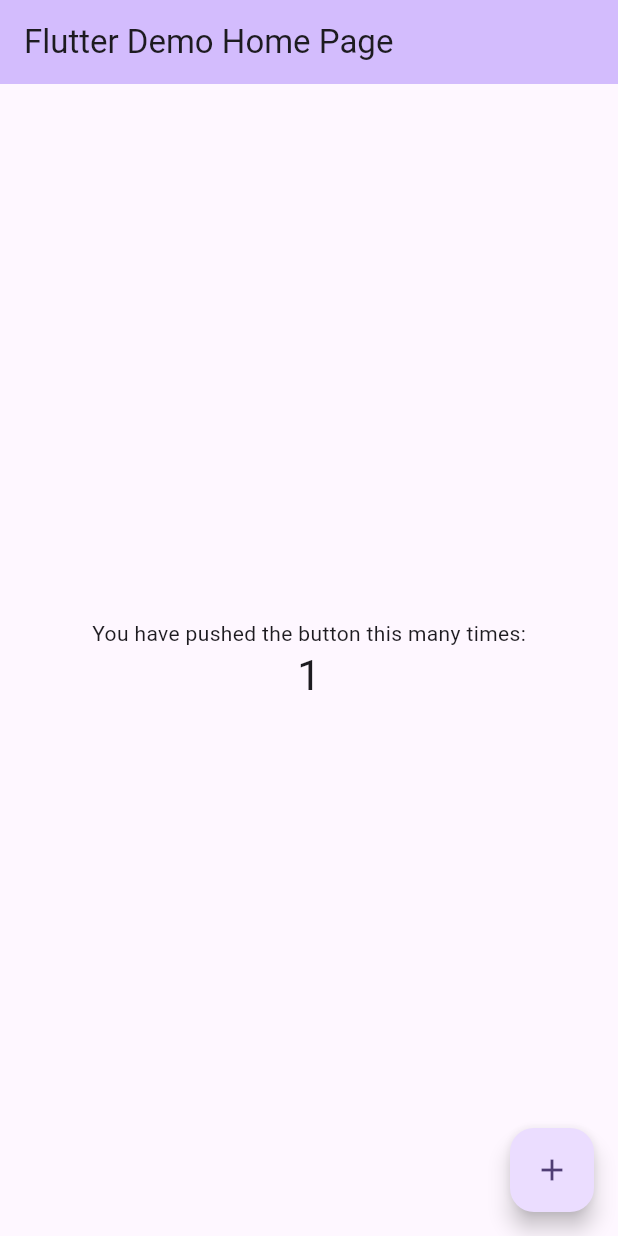
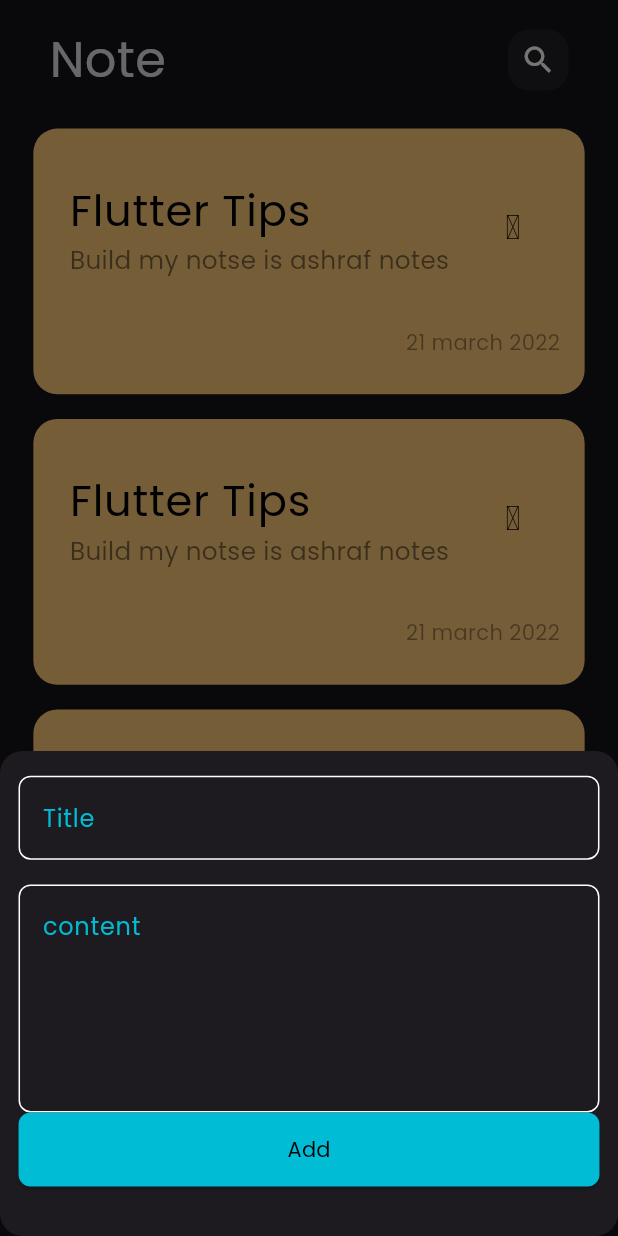
Before and after one commit to ashraf123ashraf/notes, a Flutter app: the screen it shows after launch, after a tap on the "add" icon, on a phone screen of 412 x 824 dp. Run offline on Flutter 3.47's test engine with Material 3 defaults, Android fonts, the phone set to English and light mode, and no system bars; our stand-ins replace hive, hive_flutter; missing offline and left inert: font_awesome_icon_class; accounts and stored records are empty.

Commit message:
nearly end of project

```diff
--- /dev/null
+++ b/lib/const/strings.dart
@@ -0,0 +1 @@
+const String kNotesBox = 'notes_box';
--- a/lib/main.dart
+++ b/lib/main.dart
@@ -1,125 +1,23 @@
 import 'package:flutter/material.dart';
+import 'package:hive_flutter/adapters.dart';
+import 'package:notes/const/strings.dart';
+import 'package:notes/views/screens/notebody.dart';
 
-void main() {
-  runApp(const MyApp());
+void main() async {
+  await Hive.initFlutter();
+  await Hive.openBox(kNotesBox);
+  runApp(const Notes());
 }
 
-class MyApp extends StatelessWidget {
-  const MyApp({super.key});
+class Notes extends StatelessWidget {
+  const Notes({super.key});
 
-  // This widget is the root of your application.
   @override
   Widget build(BuildContext context) {
     return MaterialApp(
-      title: 'Flutter Demo',
-      theme: ThemeData(
-        // This is the theme of your application.
-        //
-        // TRY THIS: Try running your application with "flutter run". You'll see
-        // the application has a blue toolbar. Then, without quitting the app,
-        // try changing the seedColor in the colorScheme below to Colors.green
-        // and then invoke "hot reload" (save your changes or press the "hot
-        // reload" button in a Flutter-supported IDE, or press "r" if you used
-        // the command line to start the app).
-        //
-        // Notice that the counter didn't reset back to zero; the application
-        // state is not lost during the reload. To reset the state, use hot
-        // restart instead.
-        //
-        // This works for code too, not just values: Most code changes can be
-        // tested with just a hot reload.
-        colorScheme: ColorScheme.fromSeed(seedColor: Colors.deepPurple),
-        useMaterial3: true,
-      ),
-      home: const MyHomePage(title: 'Flutter Demo Home Page'),
+      debugShowCheckedModeBanner: false,
+      theme: ThemeData(brightness: Brightness.dark, fontFamily: 'poppins'),
+      home: const NoteBody(),
     );
   }
 }
-
-class MyHomePage extends StatefulWidget {
-  const MyHomePage({super.key, required this.title});
-
-  // This widget is the home page of your application. It is stateful, meaning
-  // that it has a State object (defined below) that contains fields that affect
-  // how it looks.
-
-  // This class is the configuration for the state. It holds the values (in this
-  // case the title) provided by the parent (in this case the App widget) and
-  // used by the build method of the State. Fields in a Widget subclass are
-  // always marked "final".
-
-  final String title;
-
-  @override
-  State<MyHomePage> createState() => _MyHomePageState();
-}
-
-class _MyHomePageState extends State<MyHomePage> {
-  int _counter = 0;
-
-  void _incrementCounter() {
-    setState(() {
-      // This call to setState tells the Flutter framework that something has
-      // changed in this State, which causes it to rerun the build method below
-      // so that the display can reflect the updated values. If we changed
-      // _counter without calling setState(), then the build method would not be
-      // called again, and so nothing would appear to happen.
-      _counter++;
-    });
-  }
-
-  @override
-  Widget build(BuildContext context) {
-    // This method is rerun every time setState is called, for instance as done
-    // by the _incrementCounter method above.
-    //
-    // The Flutter framework has been optimized to make rerunning build methods
-    // fast, so that you can just rebuild anything that needs updating rather
-    // than having to individually change instances of widgets.
-    return Scaffold(
-      appBar: AppBar(
-        // TRY THIS: Try changing the color here to a specific color (to
-        // Colors.amber, perhaps?) and trigger a hot reload to see the AppBar
-        // change color while the other colors stay the same.
-        backgroundColor: Theme.of(context).colorScheme.inversePrimary,
-        // Here we take the value from the MyHomePage object that was created by
-        // the App.build method, and use it to set our appbar title.
-        title: Text(widget.title),
-      ),
-      body: Center(
-        // Center is a layout widget. It takes a single child and positions it
-        // in the middle of the parent.
-        child: Column(
-          // Column is also a layout widget. It takes a list of children and
-          // arranges them vertically. By default, it sizes itself to fit its
-          // children horizontally, and tries to be as tall as its parent.
-          //
-          // Column has various properties to control how it sizes itself and
-          // how it positions its children. Here we use mainAxisAlignment to
-          // center the children vertically; the main axis here is the vertical
-          // axis because Columns are vertical (the cross axis would be
-          // horizontal).
-          //
-          // TRY THIS: Invoke "debug painting" (choose the "Toggle Debug Paint"
-          // action in the IDE, or press "p" in the console), to see the
-          // wireframe for each widget.
-          mainAxisAlignment: MainAxisAlignment.center,
-          children: <Widget>[
-            const Text(
-              'You have pushed the button this many times:',
-            ),
-            Text(
-              '$_counter',
-              style: Theme.of(context).textTheme.headlineMedium,
-            ),
-          ],
-        ),
-      ),
-      floatingActionButton: FloatingActionButton(
-        onPressed: _incrementCounter,
-        tooltip: 'Increment',
-        child: const Icon(Icons.add),
-      ), // This trailing comma makes auto-formatting nicer for build methods.
-    );
-  }
-}
--- /dev/null
+++ b/lib/model/note_model.dart
@@ -0,0 +1,17 @@
+import 'package:hive/hive.dart';
+
+part 'note_model.g.dart';
+
+@HiveType(typeId: 0)
+class NoteModel extends HiveObject {
+  @HiveField(0)
+  final String? title;
+  @HiveField(1)
+  final String? subtitle;
+  @HiveField(2)
+  final String? date;
+  @HiveField(3)
+  final int? color;
+
+  NoteModel({this.date, this.subtitle, this.title, this.color});
+}
--- /dev/null
+++ b/lib/views/screens/edit_note_view.dart
@@ -0,0 +1,28 @@
+import 'package:flutter/material.dart';
+import 'package:notes/views/widgets/edite_note_body.dart';
+import 'package:notes/views/widgets/note_appbar.dart';
+
+class EditNoteView extends StatelessWidget {
+  const EditNoteView({super.key});
+
+  @override
+  Widget build(BuildContext context) {
+    double height = MediaQuery.of(context).size.height;
+    return Scaffold(
+      body: SafeArea(
+        child: Column(
+          children: [
+            const NoteAppBar(
+              icon: Icons.check,
+              title: 'Edit Note',
+            ),
+            SizedBox(
+              height: height * .06,
+            ),
+            const EditNoteBody(),
+          ],
+        ),
+      ),
+    );
+  }
+}
--- /dev/null
+++ b/lib/views/screens/notebody.dart
@@ -0,0 +1,37 @@
+import 'package:flutter/material.dart';
+import 'package:notes/views/widgets/bottom_sheet.dart';
+import 'package:notes/views/widgets/note_appbar.dart';
+import 'package:notes/views/widgets/notes_list.dart';
+
+class NoteBody extends StatelessWidget {
+  const NoteBody({super.key});
+
+  @override
+  Widget build(BuildContext context) {
+    return Scaffold(
+      floatingActionButton: FloatingActionButton(
+        onPressed: () {
+          showModalBottomSheet(
+              shape: RoundedRectangleBorder(
+                  borderRadius: BorderRadius.circular(15)),
+              context: context,
+              builder: (context) {
+                return const AddNotesBottomSheet();
+              });
+        },
+        child: const Icon(Icons.add),
+      ),
+      body: const SafeArea(
+        child: Column(
+          children: [
+            NoteAppBar(
+              icon: Icons.search,
+              title: 'Note',
+            ),
+            NotesList(),
+          ],
+        ),
+      ),
+    );
+  }
+}
--- /dev/null
+++ b/lib/views/widgets/bottom_sheet.dart
@@ -0,0 +1,83 @@
+import 'package:flutter/material.dart';
+import 'package:notes/views/widgets/custom_button.dart';
+import 'package:notes/views/widgets/custom_field.dart';
+
+class AddNotesBottomSheet extends StatelessWidget {
+  const AddNotesBottomSheet({super.key});
+
+  @override
+  Widget build(BuildContext context) {
+    double width = MediaQuery.of(context).size.width;
+    double height = MediaQuery.of(context).size.height;
+
+    return Padding(
+      padding: EdgeInsets.symmetric(horizontal: width * .03),
+      child: SingleChildScrollView(
+        child: FormNotes(height: height),
+      ),
+    );
+  }
+}
+
+class FormNotes extends StatefulWidget {
+  const FormNotes({
+    super.key,
+    required this.height,
+  });
+
+  final double height;
+
+  @override
+  State<FormNotes> createState() => _FormNotesState();
+}
+
+class _FormNotesState extends State<FormNotes> {
+  AutovalidateMode autovalidateMode = AutovalidateMode.disabled;
+  GlobalKey<FormState> formkey = GlobalKey();
+  String? title, content;
+  @override
+  Widget build(BuildContext context) {
+    return Form(
+      autovalidateMode: autovalidateMode,
+      key: formkey,
+      child: Column(
+        crossAxisAlignment: CrossAxisAlignment.center,
+        children: [
+          SizedBox(
+            height: widget.height * .02,
+          ),
+          CustomTextField(
+            onsaved: (value) {
+              title = value!;
+            },
+            hint: 'Title',
+          ),
+          SizedBox(
+            height: widget.height * .02,
+          ),
+          CustomTextField(
+            onsaved: (value) {
+              content = value!;
+            },
+            hint: 'content',
+            maxlines: 5,
+          ),
+          const Spacer(),
+          MySheetBotton(
+            name: 'Add',
+            onpressed: () {
+              if (formkey.currentState!.validate()) {
+                formkey.currentState!.save();
+              } else {
+                autovalidateMode = AutovalidateMode.always;
+              }
+            },
+          ),
+          SizedBox(
+            height: widget.height * .04,
+          ),
+        ],
+      ),
+    );
+  }
+}
--- /dev/null
+++ b/lib/views/widgets/custom_button.dart
@@ -0,0 +1,31 @@
+import 'package:flutter/material.dart';
+
+class MySheetBotton extends StatelessWidget {
+  const MySheetBotton({super.key, this.name, this.onpressed});
+  final String? name;
+  final VoidCallback? onpressed;
+  @override
+  Widget build(BuildContext context) {
+    double width = MediaQuery.of(context).size.width;
+    double height = MediaQuery.of(context).size.height;
+
+    return ElevatedButton(
+      style: ButtonStyle(
+        shape: MaterialStatePropertyAll(
+          RoundedRectangleBorder(
+            borderRadius: BorderRadius.circular(8),
+          ),
+        ),
+        fixedSize: MaterialStatePropertyAll(
+          Size(width, height * .06),
+        ),
+        backgroundColor: const MaterialStatePropertyAll(Colors.cyan),
+      ),
+      onPressed: onpressed,
+      child: Text(
+        name!,
+        style: const TextStyle(color: Colors.black),
+      ),
+    );
+  }
+}
--- /dev/null
+++ b/lib/views/widgets/custom_field.dart
@@ -0,0 +1,38 @@
+import 'package:flutter/material.dart';
+
+class CustomTextField extends StatelessWidget {
+  const CustomTextField(
+      {super.key, this.hint, this.maxlines = 1, this.onsaved});
+  final String? hint;
+  final maxlines;
+  final void Function(String?)? onsaved;
+  @override
+  Widget build(BuildContext context) {
+    return TextFormField(
+      validator: (value) {
+        if (value?.isEmpty ?? true) {
+          return 'this field is required';
+        } else {
+          return null;
+        }
+      },
+      onSaved: onsaved,
+      cursorColor: Colors.cyan,
+      maxLines: maxlines ?? 1,
+      decoration: InputDecoration(
+        hintText: hint,
+        hintStyle: const TextStyle(
+          color: Colors.cyan,
+        ),
+        enabledBorder: OutlineInputBorder(
+          borderRadius: BorderRadius.circular(8),
+          borderSide: const BorderSide(width: 1, color: Colors.white),
+        ),
+        focusedBorder: OutlineInputBorder(
+          borderRadius: BorderRadius.circular(8),
+          borderSide: const BorderSide(width: 1, color: Colors.cyan),
+        ),
+      ),
+    );
+  }
+}
--- /dev/null
+++ b/lib/views/widgets/edite_note_body.dart
@@ -0,0 +1,28 @@
+import 'package:flutter/material.dart';
+import 'package:notes/views/widgets/custom_field.dart';
+
+class EditNoteBody extends StatelessWidget {
+  const EditNoteBody({super.key});
+
+  @override
+  Widget build(BuildContext context) {
+    double height = MediaQuery.of(context).size.height;
+    return Padding(
+      padding: const EdgeInsets.all(14),
+      child: Column(
+        children: [
+          const CustomTextField(
+            hint: 'edit title',
+          ),
+          SizedBox(
+            height: height * .03,
+          ),
+          const CustomTextField(
+            hint: 'content',
+            maxlines: 6,
+          )
+        ],
+      ),
+    );
+  }
+}
--- /dev/null
+++ b/lib/views/widgets/icon_search.dart
@@ -0,0 +1,22 @@
+import 'package:flutter/material.dart';
+
+class NoteIconSearch extends StatelessWidget {
+  const NoteIconSearch({super.key, this.icon});
+  final IconData? icon;
+  @override
+  Widget build(BuildContext context) {
+    double width = MediaQuery.of(context).size.width;
+    double height = MediaQuery.of(context).size.height;
+    return Container(
+      padding:
+          EdgeInsets.symmetric(horizontal: width * .02, vertical: height * .01),
+      decoration: BoxDecoration(
+        color: Colors.white.withOpacity(.05),
+        borderRadius: BorderRadius.circular(14),
+      ),
+      child: Center(
+        child: Icon(icon),
+      ),
+    );
+  }
+}
--- /dev/null
+++ b/lib/views/widgets/note_appbar.dart
@@ -0,0 +1,30 @@
+import 'package:flutter/material.dart';
+import 'package:notes/views/widgets/icon_search.dart';
+
+class NoteAppBar extends StatelessWidget {
+  const NoteAppBar({super.key, this.icon, this.title});
+  final String? title;
+  final IconData? icon;
+  @override
+  Widget build(BuildContext context) {
+    double width = MediaQuery.of(context).size.width;
+    double height = MediaQuery.of(context).size.height;
+
+    return Padding(
+      padding: EdgeInsets.only(
+          left: width * .08, right: width * .08, top: height * .02),
+      child: Row(
+        children: [
+          Text(
+            '$title',
+            style: TextStyle(fontSize: width * .08),
+          ),
+          const Spacer(),
+          NoteIconSearch(
+            icon: icon,
+          ),
+        ],
+      ),
+    );
+  }
+}
--- /dev/null
+++ b/lib/views/widgets/note_item.dart
@@ -0,0 +1,64 @@
+import 'package:flutter/material.dart';
+import 'package:font_awesome_icon_class/font_awesome_icon_class.dart';
+import 'package:notes/views/screens/edit_note_view.dart';
+
+class NoteItem extends StatelessWidget {
+  const NoteItem({super.key});
+
+  @override
+  Widget build(BuildContext context) {
+    double width = MediaQuery.of(context).size.width;
+    double height = MediaQuery.of(context).size.height;
+    return GestureDetector(
+      onTap: () {
+        Navigator.push(
+          context,
+          MaterialPageRoute(builder: (context) => const EditNoteView()),
+        );
+      },
+      child: Padding(
+        padding: EdgeInsets.symmetric(
+            horizontal: width * .02, vertical: height * .01),
+        child: Container(
+          padding: EdgeInsets.only(
+              left: width * .02, top: height * .03, bottom: height * .03),
+          decoration: BoxDecoration(
+              borderRadius: BorderRadius.circular(16),
+              color: const Color(0xffffcb7a)),
+          child: Column(
+            crossAxisAlignment: CrossAxisAlignment.end,
+            children: [
+              ListTile(
+                title: Text(
+                  'Flutter Tips',
+                  style: TextStyle(fontSize: width * .07, color: Colors.black),
+                ),
+                subtitle: Text(
+                  'Build my notse is ashraf notes',
+                  style: TextStyle(
+                      color: Colors.black.withOpacity(.5),
+                      fontSize: width * .04),
+                ),
+                trailing: IconButton(
+                  iconSize: width * .055,
+                  onPressed: () {},
+                  icon: const Icon(
+                    color: Colors.black,
+                    FontAwesomeIcons.trash,
+                  ),
+                ),
+              ),
+              Padding(
+                padding: EdgeInsets.only(top: height * .03, right: width * .04),
+                child: Text(
+                  '21 march 2022',
+                  style: TextStyle(color: Colors.black.withOpacity(.4)),
+                ),
+              )
+            ],
+          ),
+        ),
+      ),
+    );
+  }
+}
--- /dev/null
+++ b/lib/views/widgets/notes_list.dart
@@ -0,0 +1,21 @@
+import 'package:flutter/material.dart';
+import 'package:notes/views/widgets/note_item.dart';
+
+class NotesList extends StatelessWidget {
+  const NotesList({super.key});
+
+  @override
+  Widget build(BuildContext context) {
+    return Expanded(
+      child: Padding(
+        padding: const EdgeInsets.all(14),
+        child: ListView.builder(
+          padding: EdgeInsets.zero,
+          itemBuilder: (context, index) {
+            return const NoteItem();
+          },
+        ),
+      ),
+    );
+  }
+}
```
Also changed, not shown: pubspec.yaml (+11 -11 lines), assets/fonts/Poppins-Regular.ttf (added), lib/model/note_model.g.dart (added), pubspec.lock, 2 other files.
